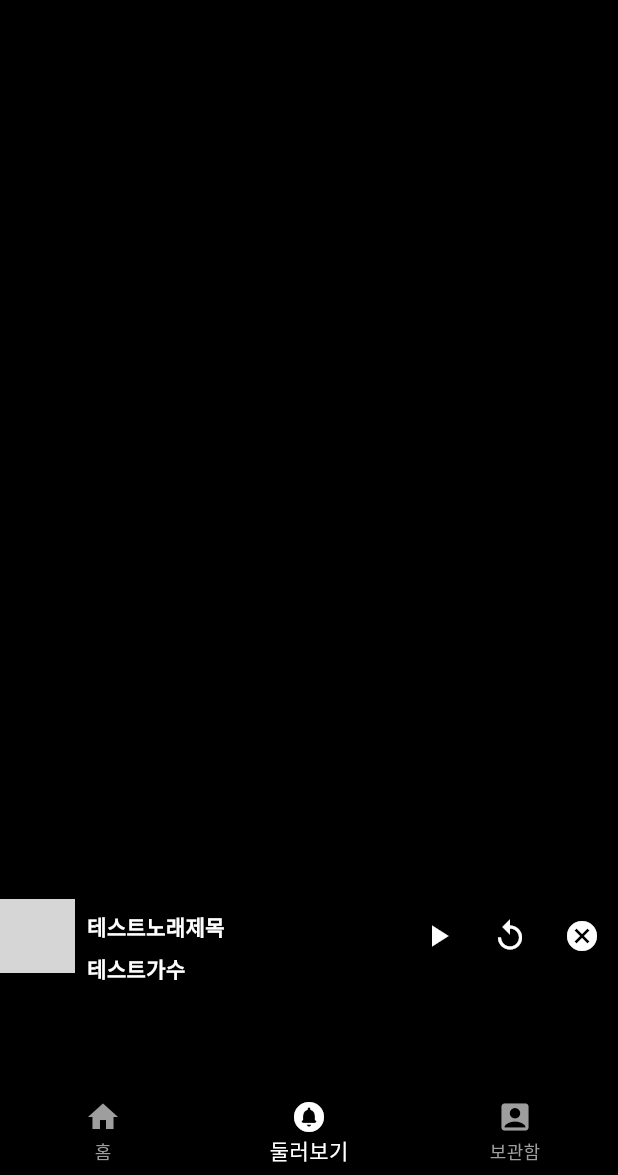
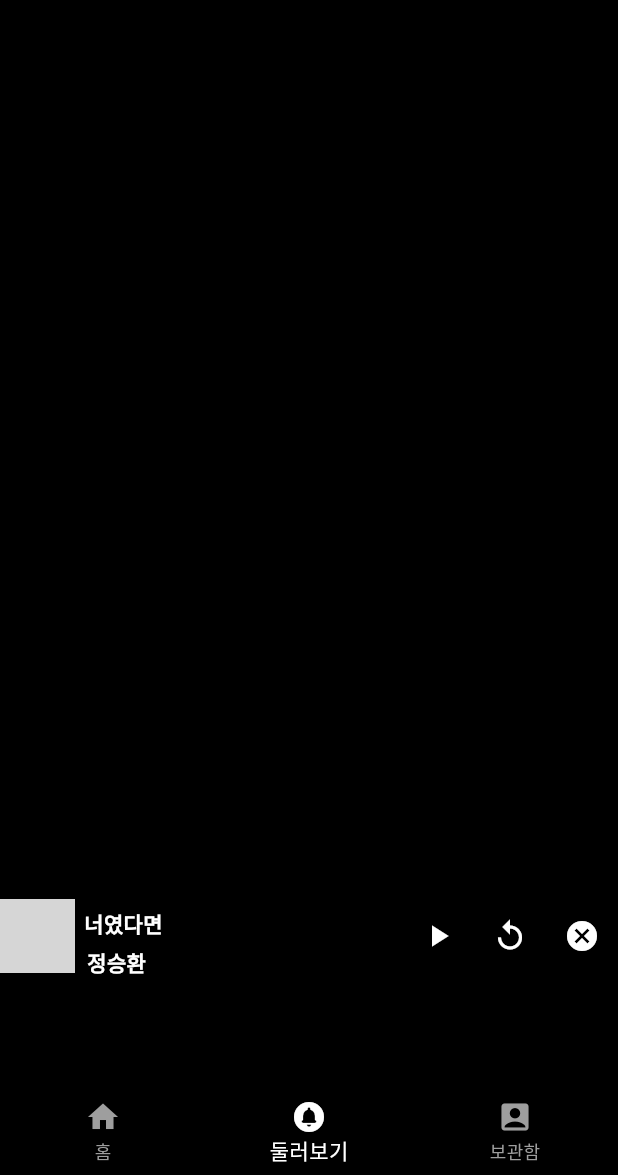
Before and after one commit to sdf7895/uktube, a Flutter app: the screen it shows after launch, item 2 of the bottom bar chosen, on a phone screen of 412 x 824 dp, the part 61-1236 px from its top. Run offline on Flutter 3.47's test engine with Material 3 defaults, Android fonts, the phone set to English and light mode, and no system bars; network calls fail; grey boxes are pictures that could not be loaded.

Commit message:
chore : 픽스 데이터 수정 및 정리

```diff
--- a/lib/main.dart
+++ b/lib/main.dart
@@ -11,6 +11,7 @@ class MyApp extends StatelessWidget {
   @override
   Widget build(BuildContext context) {
     return MaterialApp(
+      debugShowCheckedModeBanner: false,
       home: EntryScreen(),
       theme: ThemeData(scaffoldBackgroundColor: Colors.black),
     );
--- a/lib/src/detail/detail-music-screen.dart
+++ b/lib/src/detail/detail-music-screen.dart
@@ -78,9 +78,9 @@ class MusicText extends StatelessWidget {
     return Padding(
       padding: const EdgeInsets.only(top: 30),
       child: const Text(
-        '테스트 제목',
+        '너였다면',
         style: TextStyle(
-            fontWeight: FontWeight.bold, fontSize: 30, color: Colors.white),
+            fontWeight: FontWeight.bold, fontSize: 20, color: Colors.white),
       ),
     );
   }
--- a/lib/src/screen/screen-home/home.dart
+++ b/lib/src/screen/screen-home/home.dart
@@ -77,9 +77,9 @@ class _HomeScreenState extends State<HomeScreen> {
             children: [
               FastMusicItem(
                 item: FastMusicListItemModel(
-                  title: '테스트1',
+                  title: '너였다면',
                   thumbnailUrl: 'https://source.unsplash.com/random/300×300',
-                  singer: '테스트가수',
+                  singer: '정승환',
                   onClick: () {
                     _handleBottomSheetStatus(status: true);
                     widget.itemOnClick(_bottomSheetStatus);
@@ -88,25 +88,25 @@ class _HomeScreenState extends State<HomeScreen> {
               ),
               FastMusicItem(
                 item: FastMusicListItemModel(
-                  title: '테스트',
+                  title: 'With me',
                   thumbnailUrl: 'https://source.unsplash.com/random/300×300',
-                  singer: '테스트가수',
+                  singer: '휘성',
                   onClick: () {},
                 ),
               ),
               FastMusicItem(
                 item: FastMusicListItemModel(
-                  title: '테스트',
+                  title: '외톨이야',
                   thumbnailUrl: 'https://source.unsplash.com/random/300×300',
-                  singer: '테스트가수',
+                  singer: '씨엔블루',
                   onClick: () {},
                 ),
               ),
               FastMusicItem(
                 item: FastMusicListItemModel(
-                  title: '테스트',
+                  title: '좋은사람',
                   thumbnailUrl: 'https://source.unsplash.com/random/300×300',
-                  singer: '테스트가수',
+                  singer: '박효신',
                   onClick: () {},
                 ),
               )
@@ -145,33 +145,33 @@ class _HomeScreenState extends State<HomeScreen> {
       title: HedaerTitleMusic.headerTitle,
       fontSize: 30,
       itemCount: 10,
-      subTitle: '테스트',
+      subTitle: '너였다면',
       thumbnailUrl: 'https://source.unsplash.com/random/300×300',
-      singer: '테스트가수',
+      singer: '정승환',
     ),
     TitleListViewWidgetModel(
       title: HedaerTitleMusic.headerTitle2,
       fontSize: 25,
       itemCount: 10,
-      subTitle: '테스트',
+      subTitle: 'With me',
       thumbnailUrl: 'https://source.unsplash.com/random/300×300',
-      singer: '테스트가수',
+      singer: '휘성',
     ),
     TitleListViewWidgetModel(
       title: HedaerTitleMusic.headerTitle3,
       fontSize: 25,
       itemCount: 10,
-      subTitle: '테스트',
+      subTitle: '외톨이야',
       thumbnailUrl: 'https://source.unsplash.com/random/300×300',
-      singer: '테스트가수',
+      singer: '씨엔블루',
     ),
     TitleListViewWidgetModel(
       title: HedaerTitleMusic.headerTitle4,
       fontSize: 25,
       itemCount: 10,
-      subTitle: '테스트',
+      subTitle: '좋은사람',
       thumbnailUrl: 'https://source.unsplash.com/random/300×300',
-      singer: '테스트가수',
+      singer: '박효신',
     ),
   ];
 }
--- a/lib/src/widget/widget-bottomNavi/bottom-navigation.dart
+++ b/lib/src/widget/widget-bottomNavi/bottom-navigation.dart
@@ -43,7 +43,9 @@ class CustomBottomNavigationState extends State<CustomBottomNavigation>
             selectedItemColor: widget.selectedItemColor,
             items: <BottomNavigationBarItem>[
               BottomNavigationBarItem(
-                  icon: const Icon(Icons.home), label: BottomNavigation.home),
+                icon: const Icon(Icons.home),
+                label: BottomNavigation.home,
+              ),
               BottomNavigationBarItem(
                   icon: const Icon(Icons.circle_notifications_rounded),
                   label: BottomNavigation.aTour),
--- a/lib/src/widget/widget-music-player/music-mini-player.dart
+++ b/lib/src/widget/widget-music-player/music-mini-player.dart
@@ -100,20 +100,20 @@ class _MusicMiniPlayerState extends State<MusicMiniPlayer>
   }
 
   Widget _singerInfo() {
-    return Column(
+    return const Column(
       crossAxisAlignment: CrossAxisAlignment.start,
       children: [
         Padding(
-          padding: const EdgeInsets.all(8.0),
+          padding: EdgeInsets.all(6.0),
           child: Text(
-            '테스트노래제목',
+            '너였다면',
             style: TextStyle(color: Colors.white, fontWeight: FontWeight.bold),
           ),
         ),
         Padding(
-          padding: const EdgeInsets.only(left: 8.0),
+          padding: EdgeInsets.only(left: 8.0),
           child: Text(
-            '테스트가수',
+            '정승환',
             style: TextStyle(color: Colors.white, fontWeight: FontWeight.bold),
           ),
         )
```
Also changed, not shown: pubspec.lock, 2 other files.
